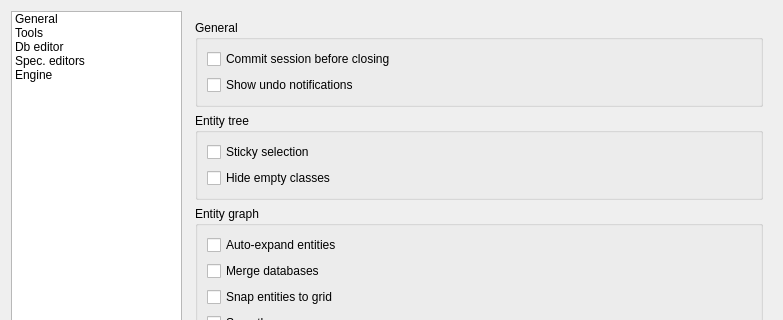
Above: spinetoolbox/ui/settings.ui from spine-tools/Spine-Toolbox before the change; both pictures show x 0 to 783 and y 0 to 320 of the 783 by 692 pixel window. Below: the same form after it.
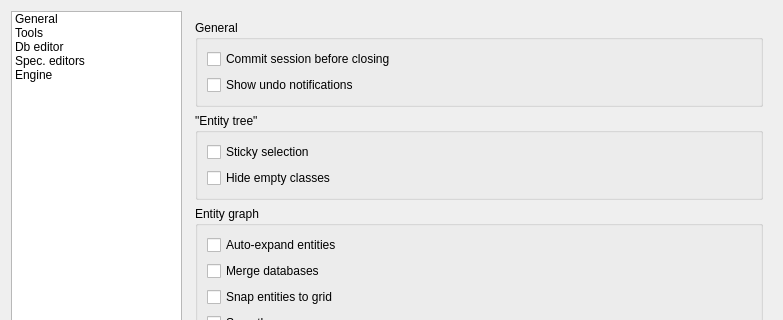
That is the form after the change. The open tabs and pages were chosen to show the change. Icons and pictures are not drawn. Custom widgets are drawn as their Qt base class.

Commit message: Keyboard shortcuts for db editor widgets

```diff
--- a/spinetoolbox/ui/settings.ui
+++ b/spinetoolbox/ui/settings.ui
@@ -1198,7 +1198,7 @@
         <item>
          <widget class="QGroupBox" name="groupBox_entity_tree">
           <property name="title">
-           <string>Entity tree</string>
+           <string>"Entity tree"</string>
           </property>
           <layout class="QVBoxLayout" name="verticalLayout_3">
            <item>
```
The commit also changes 5 other files.
